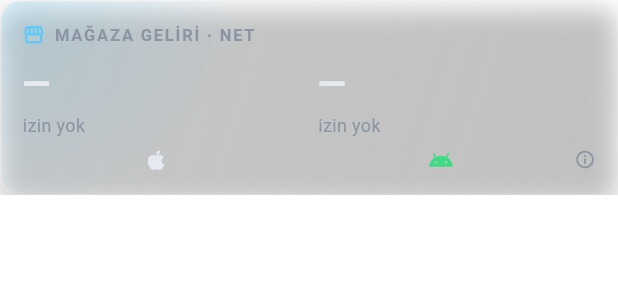
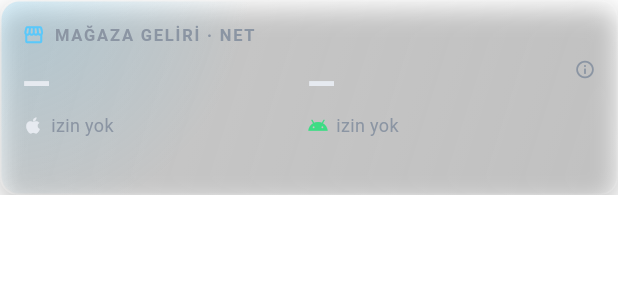
Before and after one commit to ilkayderici/app-signal, a Flutter app: the _StoreRevenueCard widget shown alone on an empty page, opened directly, on a phone screen of 412 x 824 dp. Shown: the top 300 px of the screen. Run offline on Flutter 3.47's test engine with Material 3 defaults, Android fonts, the phone set to English and light mode, and no system bars; our stand-ins replace flutter_local_notifications, flutter_secure_storage, flutter_svg, googleapis_auth, package_info_plus, shared_preferences; missing offline and left inert: auto_updater, dart_jsonwebtoken, file_selector, tray_manager, window_manager; accounts and stored records are empty; statements that could not run were skipped.

Commit message:
Dashboard: source logos inline on revenue card, drop retention footer

```diff
--- a/lib/ui/dashboard.dart
+++ b/lib/ui/dashboard.dart
@@ -170,10 +170,7 @@ class Dashboard extends StatelessWidget {
                       ],
                       if (data?.retention != null) ...[
                         const SizedBox(height: 10),
-                        _RetentionCard(
-                          data!.retention!,
-                          newToday: data.newToday,
-                        ),
+                        _RetentionCard(data!.retention!),
                       ],
                       // Kırılım tablosu isteğe bağlı: GA4 bağlı ama boyut
                       // seçilmemişse bölüm hiç gösterilmez.
@@ -801,30 +798,11 @@ class _RevenueCard extends StatelessWidget {
   }
 }
 
-/// Kaynak logosu ve yanında kısa not ("tahmini", "tutunma").
-class _LogoNote extends StatelessWidget {
-  const _LogoNote(this.source, this.note);
-
-  final String source;
-  final String note;
-
-  @override
-  Widget build(BuildContext context) => Row(
-    mainAxisSize: MainAxisSize.min,
-    children: [
-      sourceLabel(source, AppColors.ga4),
-      const SizedBox(width: 6),
-      Text(note, style: const TextStyle(fontSize: 12, color: AppColors.muted)),
-    ],
-  );
-}
-
 /// Yeni kullanıcıların D1, D7 ve D30 dönme oranı (GA4 kohort raporu).
 class _RetentionCard extends StatelessWidget {
-  const _RetentionCard(this.r, {required this.newToday});
+  const _RetentionCard(this.r);
 
   final Retention r;
-  final int newToday;
 
   @override
   Widget build(BuildContext context) {
@@ -860,16 +838,7 @@ class _RetentionCard extends StatelessWidget {
           cell('D30', r.d30, r.d30Users),
         ],
       ),
-      footer: Row(
-        children: [
-          const _LogoNote('GA4', 'Tutunma'),
-          const Spacer(),
-          Text(
-            'Bugün yeni $newToday',
-            style: const TextStyle(fontSize: 12, color: AppColors.text),
-          ),
-        ],
-      ),
+      footer: const SizedBox.shrink(),
     );
   }
 }
@@ -1236,7 +1205,7 @@ class _StoreRevenueCard extends StatelessWidget {
 
   @override
   Widget build(BuildContext context) {
-    Widget cell(StoreSeries? d) {
+    Widget cell(String source, StoreSeries? d) {
       final last = d?.last;
       final known = d != null && d.hasRevenue;
       return Expanded(
@@ -1250,13 +1219,24 @@ class _StoreRevenueCard extends StatelessWidget {
               style: const TextStyle(fontSize: 24, fontWeight: FontWeight.w800),
             ),
             const SizedBox(height: 2),
-            Text(
-              known
-                  ? '${last!.short} · 7g ${_money(d.weekRevenue ?? 0)}'
-                  : 'izin yok',
-              maxLines: 1,
-              overflow: TextOverflow.ellipsis,
-              style: const TextStyle(fontSize: 12, color: AppColors.muted),
+            Row(
+              children: [
+                ?sourceLogo(source, size: 12),
+                const SizedBox(width: 5),
+                Flexible(
+                  child: Text(
+                    known
+                        ? '${last!.short} · 7g ${_money(d.weekRevenue ?? 0)}'
+                        : 'izin yok',
+                    maxLines: 1,
+                    overflow: TextOverflow.ellipsis,
+                    style: const TextStyle(
+                      fontSize: 12,
+                      color: AppColors.muted,
+                    ),
+                  ),
+                ),
+              ],
             ),
           ],
         ),
@@ -1268,13 +1248,11 @@ class _StoreRevenueCard extends StatelessWidget {
       title: 'MAĞAZA GELİRİ · NET',
       color: AppColors.appStore,
       body: Row(
-        children: [cell(appStore), const SizedBox(width: 12), cell(play)],
-      ),
-      footer: Row(
+        crossAxisAlignment: CrossAxisAlignment.start,
         children: [
-          Expanded(child: sourceLabel('App Store', AppColors.appStore)),
+          cell('App Store', appStore),
           const SizedBox(width: 12),
-          Expanded(child: sourceLabel('Google Play', AppColors.play)),
+          cell('Google Play', play),
           const Tooltip(
             message:
                 'USD. App Store: raporlanan net gelir. Google Play: vergisiz '
@@ -1283,6 +1261,7 @@ class _StoreRevenueCard extends StatelessWidget {
           ),
         ],
       ),
+      footer: const SizedBox.shrink(),
     );
   }
 }
```
